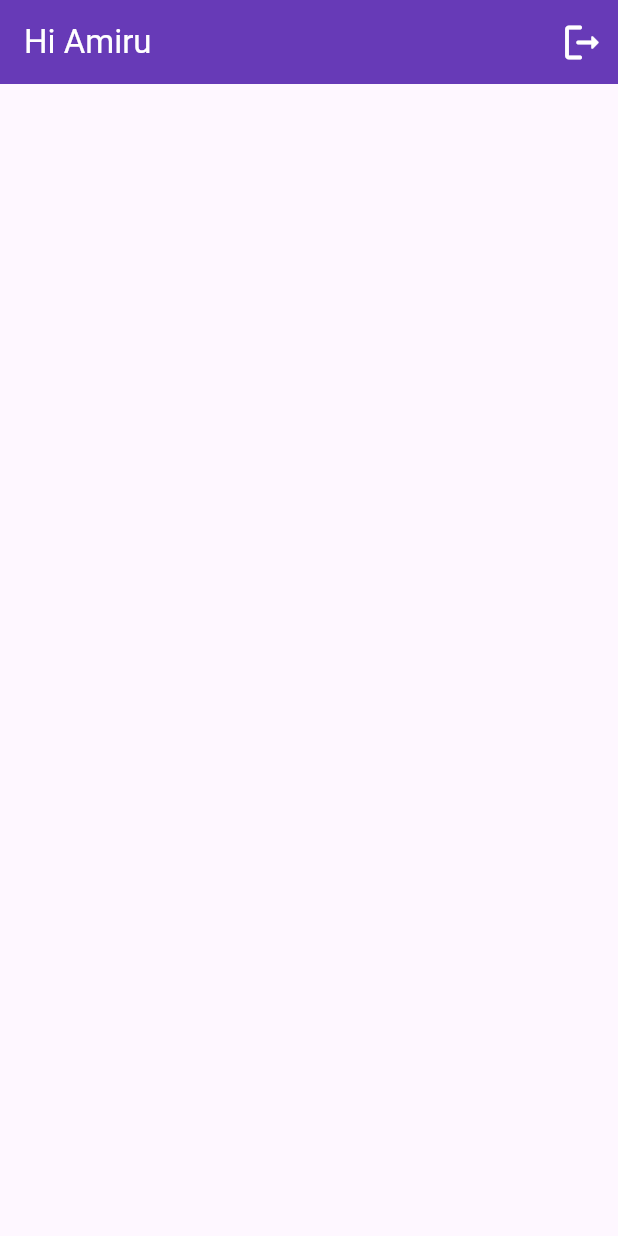
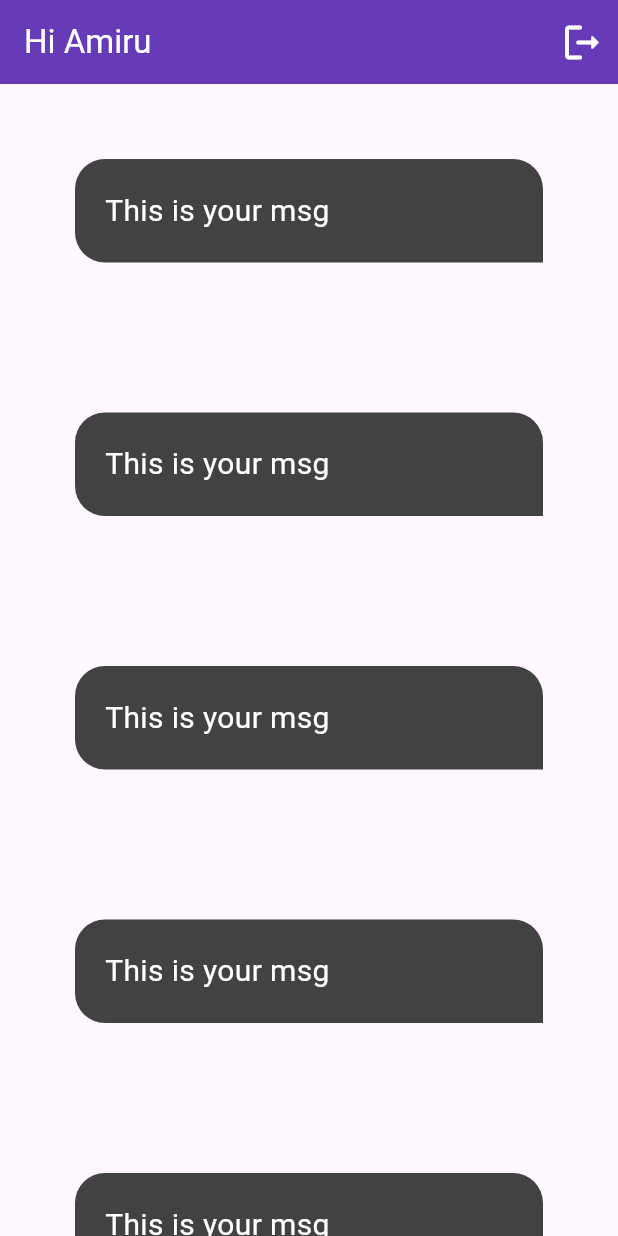
Before and after one commit to amiruushan/chat-app, a Flutter app: the screen it shows after launch, on a phone screen of 412 x 824 dp. Run offline on Flutter 3.47's test engine with Material 3 defaults, Android fonts, the phone set to English and light mode, and no system bars.

Commit message:
chat screen basic structure

```diff
--- a/lib/chat_page.dart
+++ b/lib/chat_page.dart
@@ -22,7 +22,142 @@ class ChatPage extends StatelessWidget {
         ],
 
       ),
-      body: Container()
+      body: ListView(
+        children: [
+          Container(
+            padding: EdgeInsets.all(20),
+            margin: EdgeInsets.all(50),
+            decoration: BoxDecoration(
+              color: Colors.grey[800],
+              borderRadius: BorderRadius.only(
+                  topLeft: Radius.circular(20),
+                  topRight: Radius.circular(20),
+                  bottomLeft: Radius.circular(20)
+              ),
+            ),
+
+            child: Text(
+              "This is your msg",
+              style: TextStyle(
+                color: Colors.white,
+                fontSize: 20,
+              ),
+            ),
+
+          ),
+          Container(
+            padding: EdgeInsets.all(20),
+            margin: EdgeInsets.all(50),
+            decoration: BoxDecoration(
+              color: Colors.grey[800],
+              borderRadius: BorderRadius.only(
+                  topLeft: Radius.circular(20),
+                  topRight: Radius.circular(20),
+                  bottomLeft: Radius.circular(20)
+              ),
+            ),
+
+            child: Text(
+              "This is your msg",
+              style: TextStyle(
+                color: Colors.white,
+                fontSize: 20,
+              ),
+            ),
+
+          ),
+          Container(
+            padding: EdgeInsets.all(20),
+            margin: EdgeInsets.all(50),
+            decoration: BoxDecoration(
+              color: Colors.grey[800],
+              borderRadius: BorderRadius.only(
+                  topLeft: Radius.circular(20),
+                  topRight: Radius.circular(20),
+                  bottomLeft: Radius.circular(20)
+              ),
+            ),
+
+            child: Text(
+              "This is your msg",
+              style: TextStyle(
+                color: Colors.white,
+                fontSize: 20,
+              ),
+            ),
+
+          ),
+          Container(
+            padding: EdgeInsets.all(20),
+            margin: EdgeInsets.all(50),
+            decoration: BoxDecoration(
+              color: Colors.grey[800],
+              borderRadius: BorderRadius.only(
+                  topLeft: Radius.circular(20),
+                  topRight: Radius.circular(20),
+                  bottomLeft: Radius.circular(20)
+              ),
+            ),
+
+            child: Text(
+              "This is your msg",
+              style: TextStyle(
+                color: Colors.white,
+                fontSize: 20,
+              ),
+            ),
+
+          ),
+          Container(
+            padding: EdgeInsets.all(20),
+            margin: EdgeInsets.all(50),
+            decoration: BoxDecoration(
+              color: Colors.grey[800],
+              borderRadius: BorderRadius.only(
+                  topLeft: Radius.circular(20),
+                  topRight: Radius.circular(20),
+                  bottomLeft: Radius.circular(20)
+              ),
+            ),
+
+            child: Text(
+              "This is your msg",
+              style: TextStyle(
+                color: Colors.white,
+                fontSize: 20,
+              ),
+            ),
+
+          ),
+
+          Container(
+            height: 100,
+            margin: EdgeInsets.only(bottom: 0),
+            decoration: BoxDecoration(
+              color: Colors.black,
+              borderRadius: BorderRadius.vertical(top: Radius.circular(20)),
+            ),
+            child: Row(
+              children: [
+                IconButton(onPressed: (){
+
+                },
+                  icon: Icon(Icons.add),
+                  color: Colors.white,
+                ),
+
+                IconButton(onPressed: (){
+
+                },
+                  icon: Icon(Icons.send),
+                  color: Colors.white,
+                  padding: EdgeInsets.only(left: 300),
+                ),
+              ],
+            ),
+          )
+        ],
+      ),
     );
   }
 }
```
